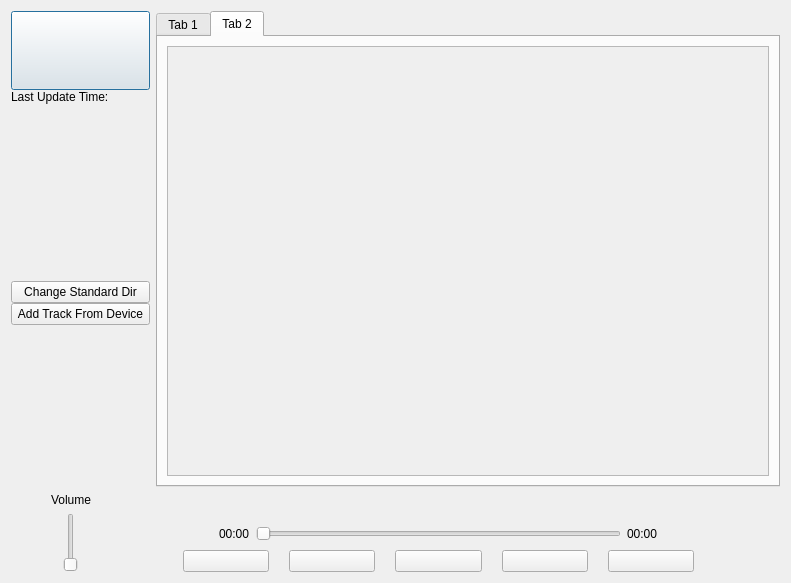
Old version of the form src/mainpage.ui in the repository NiskashY/AudioPlayer.
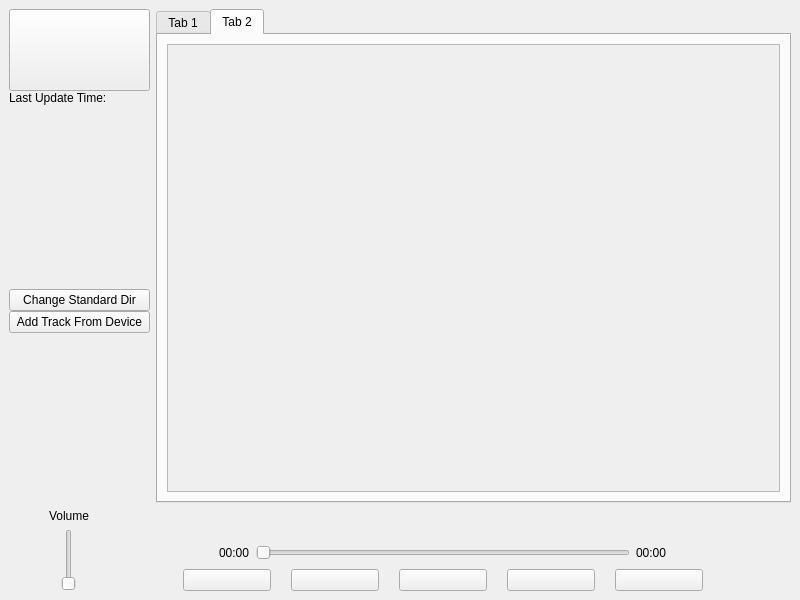
New version of the form. The open tabs and pages were chosen to show the change.

Commit message: now started with main page, if you want only tracks -> sign in in account

The edit to the form file:
```diff
--- a/src/mainpage.ui
+++ b/src/mainpage.ui
@@ -1,19 +1,20 @@
 <?xml version="1.0" encoding="UTF-8"?>
 <ui version="4.0">
  <class>MainPage</class>
- <widget class="QDialog" name="MainPage">
+ <widget class="QMainWindow" name="MainPage">
   <property name="geometry">
    <rect>
     <x>0</x>
     <y>0</y>
-    <width>791</width>
-    <height>583</height>
+    <width>800</width>
+    <height>600</height>
    </rect>
   </property>
   <property name="windowTitle">
    <string>Dialog</string>
   </property>
-  <layout class="QVBoxLayout" name="verticalLayout">
+  <widget class="QWidget" name="centralwidget">
+   <layout class="QHBoxLayout" name="horizontalLayout_7">
    <item>
     <layout class="QVBoxLayout" name="MainWindowLayout" stretch="6,1">
      <item>
@@ -202,11 +203,11 @@
                    <rect>
                     <x>0</x>
                     <y>0</y>
-                    <width>590</width>
-                    <height>411</height>
-                   </rect>
-                  </property>
-                  <layout class="QVBoxLayout" name="verticalLayout_4">
+                     <width>599</width>
+                     <height>428</height>
+                    </rect>
+                   </property>
+                   <layout class="QVBoxLayout" name="verticalLayout_8">
                    <item>
                     <layout class="QVBoxLayout" name="downVLayout"/>
                    </item>
@@ -378,7 +379,7 @@
             <enum>QLayout::SetDefaultConstraint</enum>
            </property>
            <item>
-            <spacer name="horizontalSpacer_9">
+             <spacer name="horizontalSpacer_10">
              <property name="orientation">
               <enum>Qt::Horizontal</enum>
              </property>
@@ -432,7 +433,7 @@
             </widget>
            </item>
            <item>
-            <spacer name="horizontalSpacer_10">
+             <spacer name="horizontalSpacer_9">
              <property name="orientation">
               <enum>Qt::Horizontal</enum>
              </property>
@@ -453,6 +454,7 @@
     </layout>
    </item>
   </layout>
+  </widget>
  </widget>
  <resources/>
  <connections/>
```
Left out of the diff: 22 changed lines with no effect on the pictures. Lines whose indentation alone changed are shown as unchanged. The commit also changes 51 other files.
